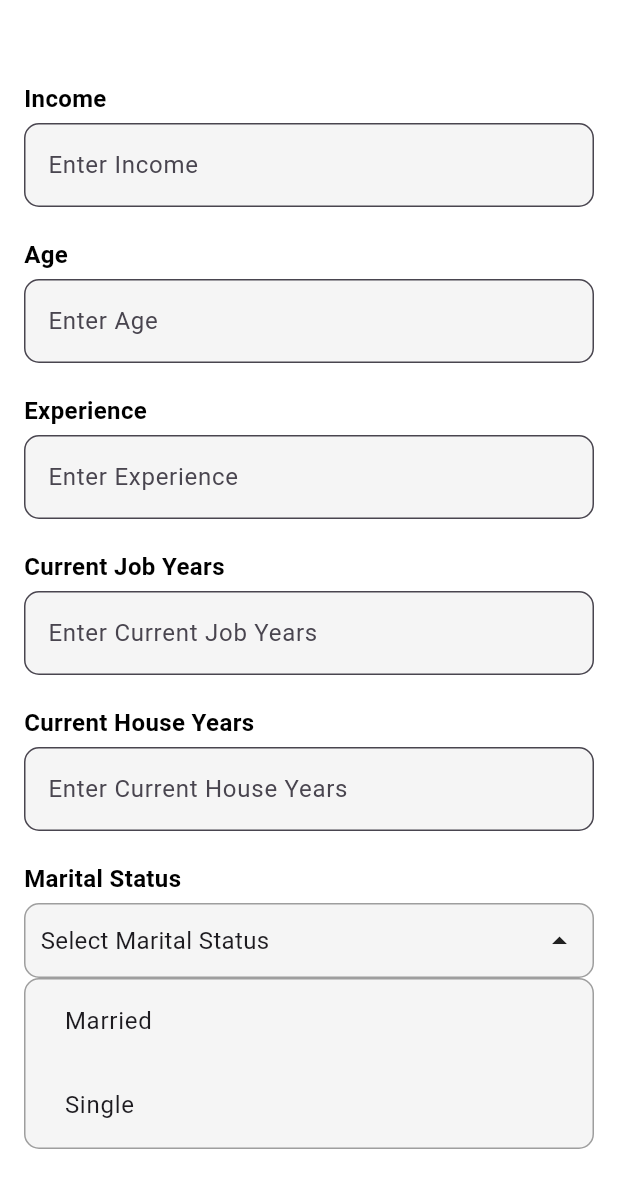
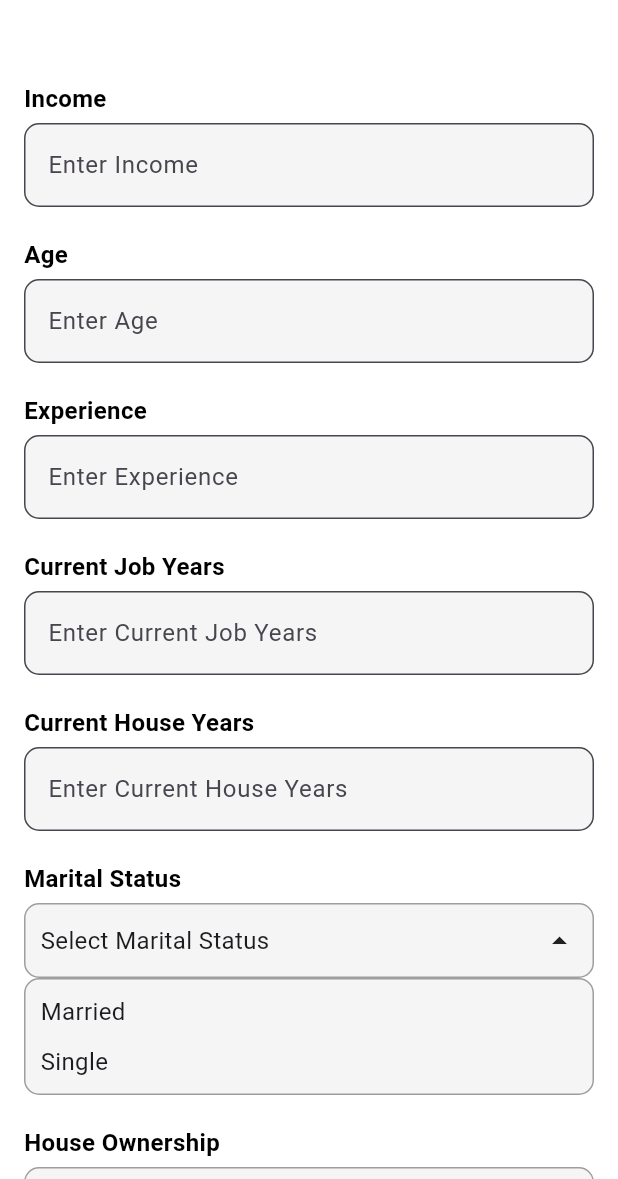
Before and after one commit to MohdSameer4532/MeeranaBanking, a Flutter app: the LoanPredictionPage screen opened directly, after a tap on an icon or button, on a phone screen of 412 x 824 dp, the part 57-1236 px from its top. Run offline on Flutter 3.47's test engine with Material 3 defaults, Android fonts, the phone set to English and light mode, and no system bars; our stand-ins replace fl_chart.

Commit message:
changes in button color

```diff
--- a/lib/Credit Approval/credit_home_page.dart
+++ b/lib/Credit Approval/credit_home_page.dart
@@ -97,7 +97,7 @@ class _CreditHomePageState extends State<CreditHomePage> {
           },
           label: Text('Get Approval', style: TextStyle(color: Colors.white)),
           icon: Icon(Icons.add, color: Colors.white),
-          backgroundColor: Color.fromARGB(255, 30, 51, 84),
+          backgroundColor: Color.fromARGB(255, 34, 34, 34),
         ),
       ),
     );
--- a/lib/Credit Approval/credit_user_input_page.dart
+++ b/lib/Credit Approval/credit_user_input_page.dart
@@ -169,7 +169,7 @@ class _CreditUserInputPageState extends State<CreditUserInputPage> {
                           horizontal: 40, vertical: 15),
                       textStyle: const TextStyle(
                           fontSize: 16, fontWeight: FontWeight.normal),
-                      backgroundColor: const Color.fromARGB(255, 30, 51, 84),
+                      backgroundColor: Color.fromARGB(255, 34, 34, 34),
                     ),
                     child: const Text(
                       'Submit',
--- a/lib/Deposit/deposit_general_analytics.dart
+++ b/lib/Deposit/deposit_general_analytics.dart
@@ -92,7 +92,7 @@ class DepositPredictionPage extends StatelessWidget {
               Icons.add,
               color: Colors.white,
             ),
-            backgroundColor: Color.fromARGB(255, 30, 51, 84),
+            backgroundColor: Color.fromARGB(255, 34, 34, 34),
           ),
         ),
       ),
--- a/lib/Deposit/deposit_user_input_form.dart
+++ b/lib/Deposit/deposit_user_input_form.dart
@@ -121,7 +121,7 @@ class _UserInputFormState extends State<UserInputForm> {
                     style: ElevatedButton.styleFrom(
                       padding: const EdgeInsets.symmetric(
                           horizontal: 40, vertical: 15),
-                      backgroundColor: Color(0xFF1E3354),
+                      backgroundColor: Color.fromARGB(255, 34, 34, 34),
                       textStyle: const TextStyle(
                           fontSize: 16, fontWeight: FontWeight.normal),
                     ),
--- a/lib/Fraud Detection/fraud_general_analysis.dart
+++ b/lib/Fraud Detection/fraud_general_analysis.dart
@@ -305,7 +305,7 @@ class _FraudGeneralAnalyticsPageState extends State<FraudGeneralAnalyticsPage> {
             label:
                 Text('Detect FraudRisk', style: TextStyle(color: Colors.white)),
             icon: Icon(Icons.add, color: Colors.white),
-            backgroundColor: Color.fromARGB(255, 30, 51, 84),
+            backgroundColor: Color.fromARGB(255, 34, 34, 34),
           ),
         ),
       ),
--- a/lib/Fraud Detection/fraud_prediction.dart
+++ b/lib/Fraud Detection/fraud_prediction.dart
@@ -234,7 +234,7 @@ class _FraudPredictionPageState extends State<FraudPredictionPage> {
                 style: TextStyle(color: Colors.white),
               ),
               style: ElevatedButton.styleFrom(
-                backgroundColor: const Color.fromARGB(255, 30, 51, 84),
+                backgroundColor: Color.fromARGB(255, 34, 34, 34),
                 padding: EdgeInsets.symmetric(horizontal: 50, vertical: 15),
                 textStyle:
                     TextStyle(fontSize: 16, fontWeight: FontWeight.normal),
--- a/lib/Loan Prediction/loan_general_analytics.dart
+++ b/lib/Loan Prediction/loan_general_analytics.dart
@@ -433,7 +433,7 @@ class _LoanGeneralAnalyticsPageState extends State<LoanGeneralAnalyticsPage> {
               Icons.add,
               color: Colors.white,
             ),
-            backgroundColor: Color.fromARGB(255, 30, 51, 84),
+            backgroundColor: Color.fromARGB(255, 34, 34, 34),
           ),
         ),
       ),
--- a/lib/Loan Prediction/loan_prediction_page.dart
+++ b/lib/Loan Prediction/loan_prediction_page.dart
@@ -1,6 +1,6 @@
 import 'package:flutter/material.dart';
-import '../custom_app_bar.dart'; // Import the CustomAppBar file
-import 'loan_result_page.dart'; // Import the LoanResultPage file
+import '../custom_app_bar.dart';
+import 'loan_result_page.dart';
 
 final Map<String, String> loanFieldLabels = {
   'income': 'Income',
@@ -152,13 +152,12 @@ class _LoanPredictionPageState extends State<LoanPredictionPage> {
   @override
   Widget build(BuildContext context) {
     return Scaffold(
-      backgroundColor: Colors.white, // Set the background color of the Scaffold
+      backgroundColor: Colors.white,
       appBar: CustomAppBar(
         c: context,
         title: 'Loan Prediction',
-        backButton: true, // Enable back button
-        backgroundColor: Color.fromARGB(
-            255, 255, 255, 255), // Set the background color of the AppBar
+        backButton: true,
+        backgroundColor: Color.fromARGB(255, 255, 255, 255),
       ),
       body: SingleChildScrollView(
         child: Padding(
@@ -235,9 +234,8 @@ class _LoanPredictionPageState extends State<LoanPredictionPage> {
                   child: ElevatedButton(
                     onPressed: _predictLoanRisk,
                     style: ElevatedButton.styleFrom(
-                      backgroundColor:
-                          Color.fromARGB(255, 30, 51, 84), // background color
-                      foregroundColor: Colors.white, // text color
+                      backgroundColor: Color.fromARGB(255, 34, 34, 34),
+                      foregroundColor: Colors.white,
                       padding: const EdgeInsets.symmetric(
                           horizontal: 40, vertical: 15),
                       textStyle: const TextStyle(
@@ -313,22 +311,26 @@ class _CustomDropdownState extends State<CustomDropdown> {
         ),
         if (_isExpanded)
           Container(
-            padding: const EdgeInsets.symmetric(horizontal: 10),
+            padding: const EdgeInsets.symmetric(horizontal: 10, vertical: 5),
             decoration: BoxDecoration(
               border: Border.all(color: Colors.grey),
               borderRadius: BorderRadius.circular(10),
               color: Colors.grey[100],
             ),
             child: Column(
+              crossAxisAlignment: CrossAxisAlignment.stretch,
               children: widget.items.map((item) {
-                return ListTile(
-                  title: Text(item),
+                return GestureDetector(
                   onTap: () {
-                    widget.onChanged(item);
                     setState(() {
+                      widget.onChanged(item);
                       _isExpanded = false;
                     });
                   },
+                  child: Padding(
+                    padding: const EdgeInsets.symmetric(vertical: 5),
+                    child: Text(item, style: const TextStyle(fontSize: 16)),
+                  ),
                 );
               }).toList(),
             ),
```
